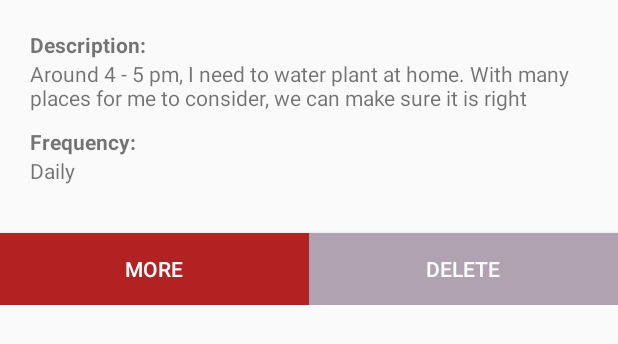
After one commit to sunchen666/Calendar, an Android app: the layout long_goal.xml on its own in the app's theme, with its tools: preview values and no code run, on a phone screen of 412 x 824 dp. The commit adds this screen. Shown: the top 344 px of the screen. Run offline under Robolectric (Android 15) with nearby library versions, the phone set to English and light mode, and no system bars.

Commit message:
Add Special Area Interfaces

```diff
--- a/app/build.gradle
+++ b/app/build.gradle
@@ -4,7 +4,7 @@ android {
     compileSdkVersion 28
     defaultConfig {
         applicationId "com.example.sunchen.calendarmi"
-        minSdkVersion 24
+        minSdkVersion 23
         targetSdkVersion 28
         versionCode 1
         versionName "1.0"
@@ -26,6 +26,7 @@ dependencies {
     implementation 'com.android.support.constraint:constraint-layout:1.1.3'
     implementation 'com.sirvar:robin:0.0.1'
     implementation 'com.android.support:preference-v14:28.0.0'
+    implementation 'com.alespero:expandable-cardview:0.8'
     testImplementation 'junit:junit:4.12'
     androidTestImplementation 'com.android.support.test:runner:1.0.2'
     androidTestImplementation 'com.android.support.test.espresso:espresso-core:3.0.2'
--- a/app/src/main/java/com/example/sunchen/calendarmi/Activity/MainActivity.java
+++ b/app/src/main/java/com/example/sunchen/calendarmi/Activity/MainActivity.java
@@ -15,6 +15,7 @@ import android.support.v7.widget.Toolbar;
 import android.view.Menu;
 import android.view.MenuItem;
 
+import com.example.sunchen.calendarmi.Fragment.AllGoalsFrag;
 import com.example.sunchen.calendarmi.Fragment.CalendarFrag;
 import com.example.sunchen.calendarmi.Fragment.LoginFrag;
 import com.example.sunchen.calendarmi.Fragment.SettingFrag;
@@ -26,6 +27,7 @@ public class MainActivity extends AppCompatActivity
         implements NavigationView.OnNavigationItemSelectedListener {
     private CalendarFrag calendarFrag;
     private SettingFrag settingFrag;
+    private AllGoalsFrag allGoalsFrag;
 
     @Override
     protected void onCreate(Bundle savedInstanceState) {
@@ -55,6 +57,7 @@ public class MainActivity extends AppCompatActivity
         //Initialize the fragment
         calendarFrag = new CalendarFrag();
         settingFrag = new SettingFrag();
+        allGoalsFrag = new AllGoalsFrag();
 
         //Set to Main fragment
         FragmentTransaction ft = getSupportFragmentManager().beginTransaction();
@@ -114,6 +117,7 @@ public class MainActivity extends AppCompatActivity
                 fragment = settingFrag;
                 break;
             case R.id.nav_specific_area:
+                fragment = allGoalsFrag;
                 break;
             case R.id.nav_sync_cal:
                 fragment = calendarFrag;
--- /dev/null
+++ b/app/src/main/res/layout/long_goal.xml
@@ -0,0 +1,88 @@
+<?xml version="1.0" encoding="utf-8"?>
+<RelativeLayout
+    xmlns:android="http://schemas.android.com/apk/res/android" android:layout_width="match_parent"
+    android:layout_height="wrap_content"
+    android:paddingTop="@dimen/margin_medium">
+
+    <LinearLayout
+        android:layout_width="match_parent"
+        android:layout_height="wrap_content"
+        android:orientation="vertical"
+        android:id="@+id/description_layout_long_goal">
+        <TextView
+            android:id="@+id/description_title_long_goal"
+            android:layout_width="match_parent"
+            android:layout_height="wrap_content"
+            android:text="Description:"
+            android:layout_marginLeft="@dimen/margin_medium"
+            android:textStyle="bold"/>
+
+        <TextView
+            android:id="@+id/description_long_goal"
+            android:layout_width="match_parent"
+            android:layout_height="wrap_content"
+            android:text="Around 4 - 5 pm, I need to water plant at home. With many places for me to consider, we can make sure it is right"
+            android:layout_marginLeft="@dimen/margin_medium"
+            android:layout_marginBottom="@dimen/margin_small"/>
+    </LinearLayout>
+
+    <LinearLayout
+        android:layout_width="match_parent"
+        android:layout_height="wrap_content"
+        android:orientation="vertical"
+        android:id="@+id/frequency_layout_long_goal"
+        android:layout_below="@id/description_layout_long_goal">
+        <TextView
+            android:id="@+id/frequency_title_long_goal"
+            android:layout_width="match_parent"
+            android:layout_height="wrap_content"
+            android:text="Frequency:"
+            android:layout_marginLeft="@dimen/margin_medium"
+            android:textStyle="bold" />
+
+        <TextView
+            android:id="@+id/frequency_long_goal"
+            android:layout_width="match_parent"
+            android:layout_height="wrap_content"
+            android:text="Daily"
+            android:layout_marginLeft="@dimen/margin_medium" />
+    </LinearLayout>
+
+    <!--<View-->
+        <!--android:layout_width="match_parent"-->
+        <!--android:layout_height="1dp"-->
+        <!--android:layout_marginTop="@dimen/margin_small"-->
+        <!--android:backgroundTint="@color/colorGrey"-->
+        <!--android:background="@color/colorGrey"-->
+        <!--android:layout_above="@+id/buttons_layout_long_goal"/>-->
+
+    <LinearLayout
+        android:id="@+id/buttons_layout_long_goal"
+        android:layout_width="match_parent"
+        android:layout_height="80dp"
+        android:orientation="horizontal"
+        android:layout_below="@id/frequency_layout_long_goal"
+        android:gravity="bottom">
+
+        <Button
+            android:background="@color/colorFireBrick"
+            android:id="@+id/button_more_long_goal"
+            android:layout_width="wrap_content"
+            android:layout_height="wrap_content"
+            android:layout_weight="0.5"
+            android:text="More"
+            android:textColor="@color/colorWhite"
+            />
+
+        <Button
+            android:background="@color/colorpeper"
+            android:id="@+id/button_delete_long_goal"
+            android:layout_width="wrap_content"
+            android:layout_height="wrap_content"
+            android:layout_weight="0.5"
+            android:text="Delete"
+            android:textColor="@color/colorWhite"
+            />
+    </LinearLayout>
+
+</RelativeLayout>
--- a/app/src/main/res/values/dimens.xml
+++ b/app/src/main/res/values/dimens.xml
@@ -5,4 +5,6 @@
     <dimen name="nav_header_vertical_spacing">8dp</dimen>
     <dimen name="nav_header_height">176dp</dimen>
     <dimen name="fab_margin">16dp</dimen>
+    <dimen name="margin_medium">20dp</dimen>
+    <dimen name="margin_small">10dp</dimen>
 </resources>
```
Also changed, not shown: app/src/main/java/com/example/sunchen/calendarmi/Adapter/AllGoalsAdapter.java (added, +57 -0 lines), app/src/main/java/com/example/sunchen/calendarmi/Fragment/AllGoalsFrag.java (added, +92 -0 lines), app/src/main/java/com/example/sunchen/calendarmi/Object/CurrentGoal.java (added, +41 -0 lines), app/src/main/res/layout/cardview_allgoals.xml (added, +14 -0 lines), app/src/main/res/layout/fragment_allgoals.xml (added, +10 -0 lines).
